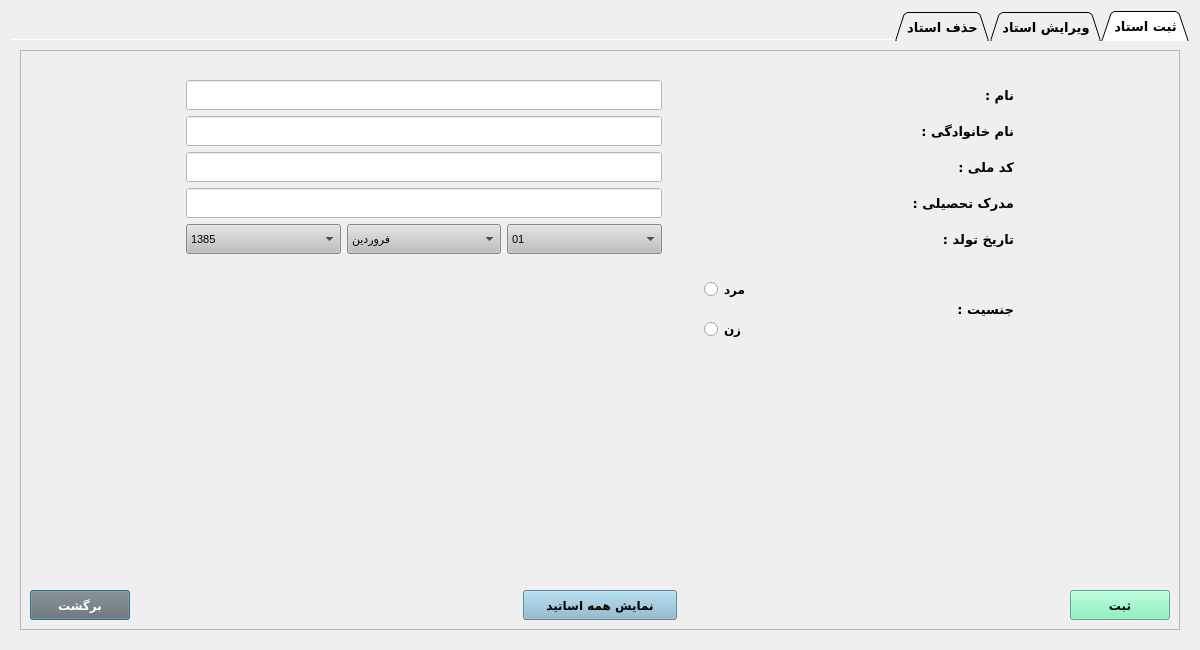
Qt form teacherdialog.ui (AliRn76/Student-Portal) before a commit.
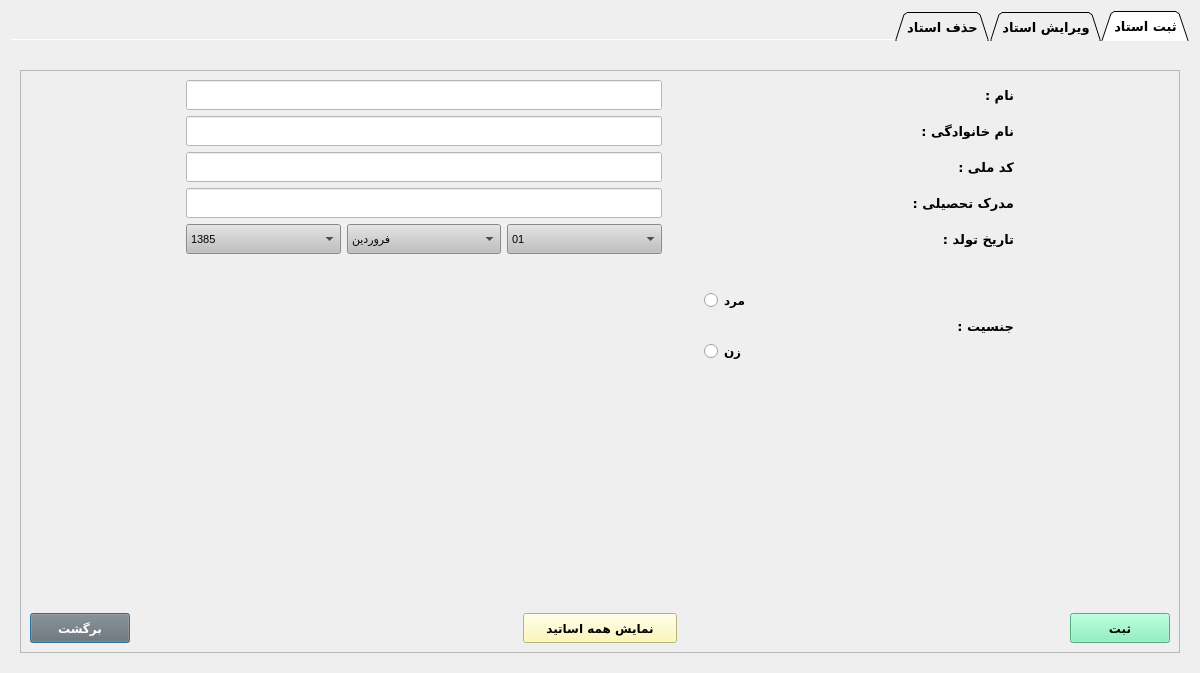
The same form after that commit.

```diff
--- a/teacherdialog.ui
+++ b/teacherdialog.ui
@@ -7,7 +7,7 @@
     <x>0</x>
     <y>0</y>
     <width>1200</width>
-    <height>650</height>
+    <height>673</height>
    </rect>
   </property>
   <property name="windowTitle">
@@ -41,7 +41,7 @@
        <string>ثبت استاد</string>
       </attribute>
       <layout class="QGridLayout" name="gridLayout_2">
-       <item row="0" column="0">
+       <item row="1" column="0">
         <widget class="QFrame" name="frame">
          <property name="layoutDirection">
           <enum>Qt::LeftToRight</enum>
@@ -53,7 +53,55 @@
           <enum>QFrame::Raised</enum>
          </property>
          <layout class="QGridLayout" name="gridLayout_3">
+          <item row="0" column="0">
+           <spacer name="horizontalSpacer_10">
+            <property name="orientation">
+             <enum>Qt::Horizontal</enum>
+            </property>
+            <property name="sizeType">
+             <enum>QSizePolicy::Minimum</enum>
+            </property>
+            <property name="sizeHint" stdset="0">
+             <size>
+              <width>150</width>
+              <height>20</height>
+             </size>
+            </property>
+           </spacer>
+          </item>
+          <item row="0" column="2">
+           <spacer name="horizontalSpacer_11">
+            <property name="orientation">
+             <enum>Qt::Horizontal</enum>
+            </property>
+            <property name="sizeType">
+             <enum>QSizePolicy::Minimum</enum>
+            </property>
+            <property name="sizeHint" stdset="0">
+             <size>
+              <width>150</width>
+              <height>20</height>
+             </size>
+            </property>
+           </spacer>
+          </item>
           <item row="1" column="1">
+           <spacer name="verticalSpacer">
+            <property name="orientation">
+             <enum>Qt::Vertical</enum>
+            </property>
+            <property name="sizeType">
+             <enum>QSizePolicy::Minimum</enum>
+            </property>
+            <property name="sizeHint" stdset="0">
+             <size>
+              <width>20</width>
+              <height>215</height>
+             </size>
+            </property>
+           </spacer>
+          </item>
+          <item row="0" column="1">
            <layout class="QVBoxLayout" name="verticalLayout_5">
             <item>
              <layout class="QHBoxLayout" name="horizontalLayout_4">
@@ -895,23 +943,7 @@
             </item>
            </layout>
           </item>
-          <item row="1" column="2">
-           <spacer name="horizontalSpacer_11">
-            <property name="orientation">
-             <enum>Qt::Horizontal</enum>
-            </property>
-            <property name="sizeType">
-             <enum>QSizePolicy::Minimum</enum>
-            </property>
-            <property name="sizeHint" stdset="0">
-             <size>
-              <width>150</width>
-              <height>20</height>
-             </size>
-            </property>
-           </spacer>
-          </item>
-          <item row="3" column="0" colspan="3">
+          <item row="2" column="0" colspan="3">
            <layout class="QHBoxLayout" name="horizontalLayout_3">
             <item>
              <widget class="QPushButton" name="pushButton_back">
@@ -968,7 +1000,7 @@
                </font>
               </property>
               <property name="styleSheet">
-               <string notr="true">background-color:rgb(136, 182, 204)</string>
+               <string notr="true">background-color: rgb(255, 248, 165)</string>
               </property>
               <property name="text">
                <string>نمایش همه اساتید</string>
@@ -1014,54 +1046,22 @@
             </item>
            </layout>
           </item>
-          <item row="1" column="0">
-           <spacer name="horizontalSpacer_10">
-            <property name="orientation">
-             <enum>Qt::Horizontal</enum>
-            </property>
-            <property name="sizeType">
-             <enum>QSizePolicy::Minimum</enum>
-            </property>
-            <property name="sizeHint" stdset="0">
-             <size>
-              <width>150</width>
-              <height>20</height>
-             </size>
-            </property>
-           </spacer>
-          </item>
-          <item row="2" column="1">
-           <spacer name="verticalSpacer">
-            <property name="orientation">
-             <enum>Qt::Vertical</enum>
-            </property>
-            <property name="sizeType">
-             <enum>QSizePolicy::Minimum</enum>
-            </property>
-            <property name="sizeHint" stdset="0">
-             <size>
-              <width>20</width>
-              <height>225</height>
-             </size>
-            </property>
-           </spacer>
-          </item>
-          <item row="0" column="1">
-           <spacer name="horizontalSpacer_38">
-            <property name="orientation">
-             <enum>Qt::Horizontal</enum>
-            </property>
-            <property name="sizeHint" stdset="0">
-             <size>
-              <width>40</width>
-              <height>20</height>
-             </size>
-            </property>
-           </spacer>
-          </item>
          </layout>
         </widget>
        </item>
+       <item row="0" column="0">
+        <spacer name="horizontalSpacer_38">
+         <property name="orientation">
+          <enum>Qt::Horizontal</enum>
+         </property>
+         <property name="sizeHint" stdset="0">
+          <size>
+           <width>40</width>
+           <height>20</height>
+          </size>
+         </property>
+        </spacer>
+       </item>
       </layout>
      </widget>
      <widget class="QWidget" name="tab_2">
```
Left out of the diff: 4 changed lines with no effect on the pictures.
